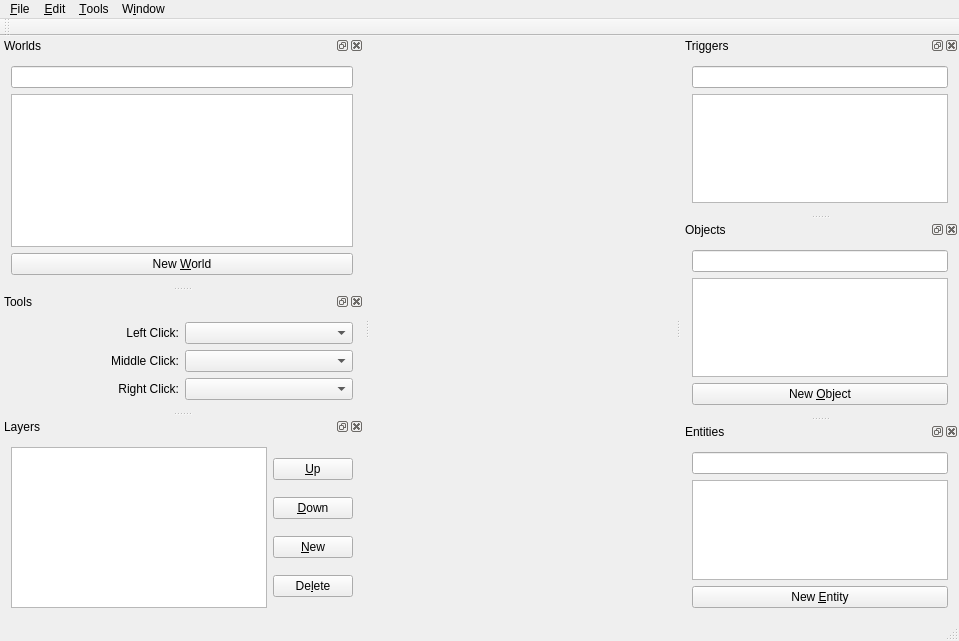
Before: the Qt Designer form tools/world-editor/WorldEditor.ui in andrewrk/motrs, drawn with Qt 5.
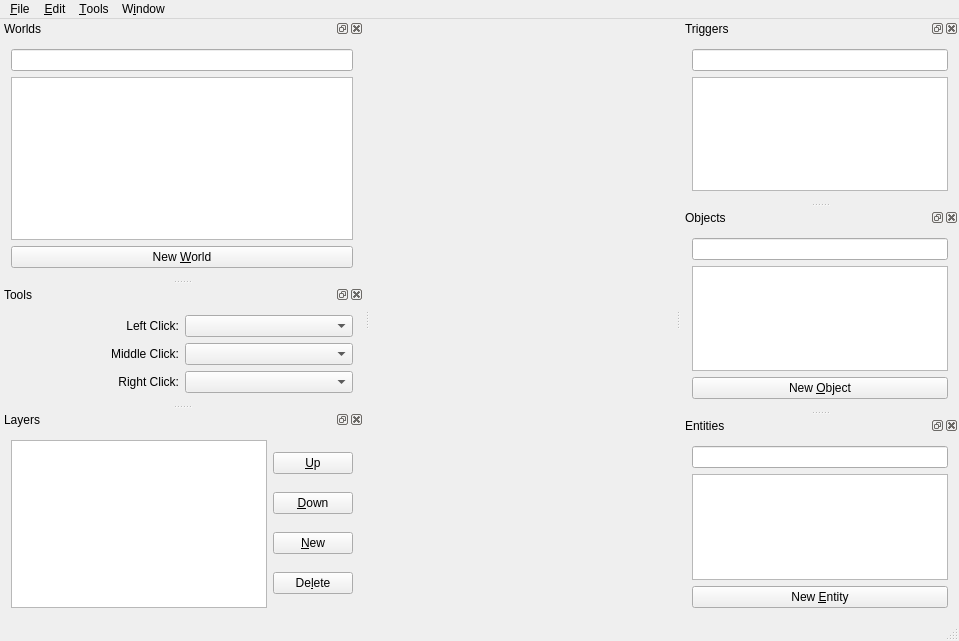
After: the same form once the commit is applied.

Commit message: Window menu works to show/hide docks

```diff
--- a/tools/world-editor/WorldEditor.ui
+++ b/tools/world-editor/WorldEditor.ui
@@ -64,14 +64,6 @@
    <addaction name="menu_Tools"/>
    <addaction name="menu_Window"/>
   </widget>
-  <widget class="QToolBar" name="mainToolBar">
-   <attribute name="toolBarArea">
-    <enum>TopToolBarArea</enum>
-   </attribute>
-   <attribute name="toolBarBreak">
-    <bool>false</bool>
-   </attribute>
-  </widget>
   <widget class="QStatusBar" name="statusBar"/>
   <widget class="QDockWidget" name="dock_worlds">
    <property name="windowTitle">
```
Left out of the diff: 14 changed lines with no effect on the pictures. The commit also changes 5 other files.
